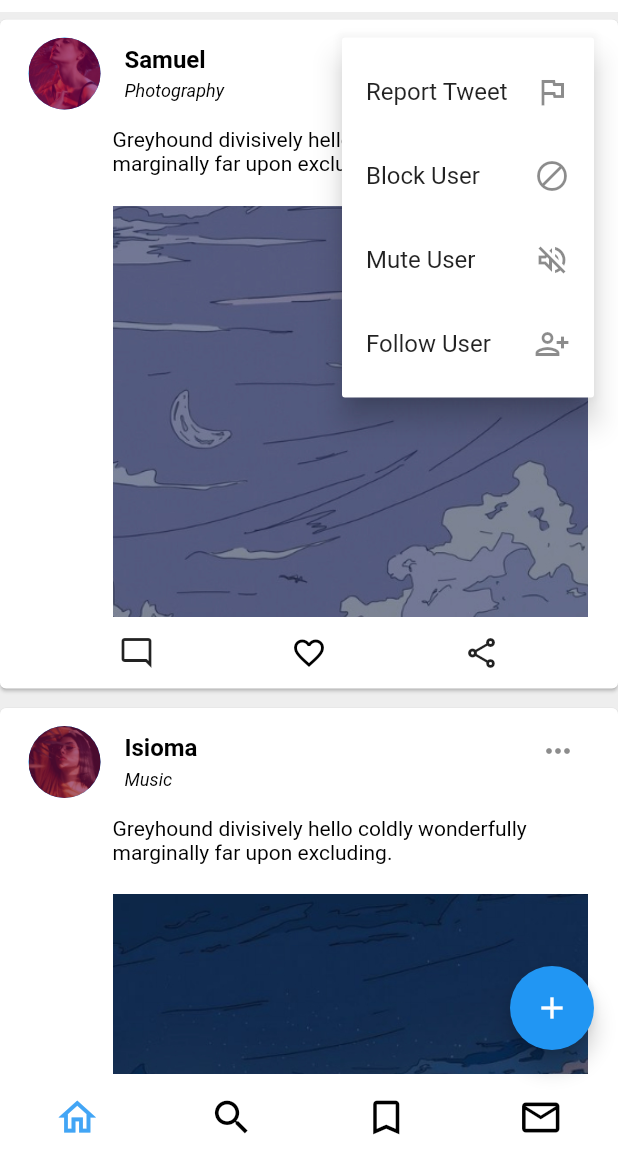
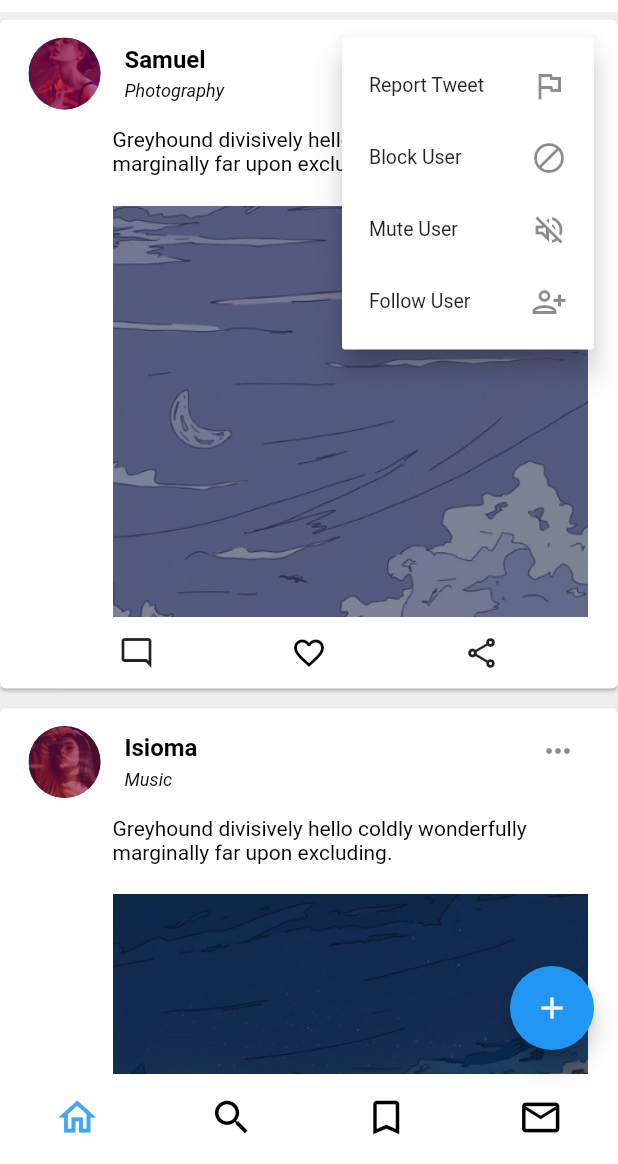
Before and after one commit to blackkiverson/UNI, a Flutter app: the MainPage screen opened directly, after a tap on the "keyboard control" icon, on a phone screen of 412 x 824 dp, the part 72-1236 px from its top. Run offline on Flutter 3.47's test engine with Material 2 defaults, Android fonts, the phone set to English and light mode, and no system bars.

Commit message:
made menubutton a widget of its own

```diff
--- a/lib/pages/home_page.dart
+++ b/lib/pages/home_page.dart
@@ -6,6 +6,7 @@ import 'package:flutter/painting.dart';
 import 'package:flutter/rendering.dart';
 import 'package:flutter/widgets.dart';
 import 'package:smifapp/widgets/like_button.dart';
+import 'package:smifapp/widgets/menu_button.dart';
 
 class HomePage extends StatefulWidget {
   const HomePage({Key? key}) : super(key: key);
@@ -109,41 +110,7 @@ class _HomePageState extends State<HomePage> {
                       ),
 
                       //creating a dropdownbutton with secondary options for the mode menu
-                      trailing: PopupMenuButton(
-                        padding: const EdgeInsets.only(bottom: 15),
-                        icon: const Icon(Icons.more_horiz_rounded),
-                        color: Colors.white,
-                        itemBuilder: (context) => <PopupMenuEntry>[
-                          PopupMenuItem(
-                            child: ListTile(
-                              title: Text("Report Tweet"),
-                              trailing: Icon(Icons.flag_outlined),
-                            ),
-                          ),
-                          // const PopupMenuDivider(),
-                          PopupMenuItem(
-                            // height: ,
-                            child: ListTile(
-                              title: Text("Block User"),
-                              trailing: Icon(Icons.block),
-                            ),
-                          ),
-                          PopupMenuItem(
-                            // height: ,
-                            child: ListTile(
-                              title: Text("Mute User"),
-                              trailing: Icon(Icons.volume_off_outlined),
-                            ),
-                          ),
-                          PopupMenuItem(
-                            // height: ,
-                            child: ListTile(
-                              title: Text("Follow User"),
-                              trailing: Icon(Icons.person_add_alt),
-                            ),
-                          ),
-                        ],
-                      ),
+                      trailing: MenuButton(),
                     ),
 
                     //uses the Mockdata to generate the post text and media
--- /dev/null
+++ b/lib/widgets/menu_button.dart
@@ -0,0 +1,56 @@
+import 'package:flutter/cupertino.dart';
+import 'package:flutter/material.dart';
+
+class MenuButton extends StatefulWidget {
+  const MenuButton({ Key? key }) : super(key: key);
+
+  @override
+  _MenuButtonState createState() => _MenuButtonState();
+}
+
+class _MenuButtonState extends State<MenuButton> {
+  @override
+  Widget build(BuildContext context) {
+    return PopupMenuButton(
+      padding: const EdgeInsets.only(bottom: 15),
+      icon: const Icon(Icons.more_horiz_rounded),
+      color: Colors.white,
+      itemBuilder: (context) => <PopupMenuEntry>[
+        PopupMenuItem(
+          child: ListTile(
+          title: Text("Report Tweet"),
+          contentPadding: EdgeInsets.symmetric(vertical: 0.0, horizontal: 2.0),
+          dense: true,
+          trailing: Icon(Icons.flag_outlined),
+          ),
+        ),
+        PopupMenuItem(
+          child: ListTile(
+          title: Text("Block User"),
+                              contentPadding: EdgeInsets.symmetric(vertical: 0.0, horizontal: 2.0),
+                              dense: true,
+                              trailing: Icon(Icons.block),
+                            ),
+                          ),
+                          PopupMenuItem(
+                            // height: ,
+                            child: ListTile(
+                              title: Text("Mute User"),
+                              contentPadding: EdgeInsets.symmetric(vertical: 0.0, horizontal: 2.0),
+                              dense: true,
+                              trailing: Icon(Icons.volume_off_outlined),
+                            ),
+                          ),
+                          PopupMenuItem(
+                            child: ListTile(
+                              onTap: () {},
+                              title: Text("Follow User"),
+                              trailing: Icon(Icons.person_add_alt),
+                              dense: true,
+                              contentPadding: EdgeInsets.symmetric(vertical: 0.0, horizontal: 2.0),
+                            ),
+                          ),
+                        ],
+                      );
+  }
+}
```
